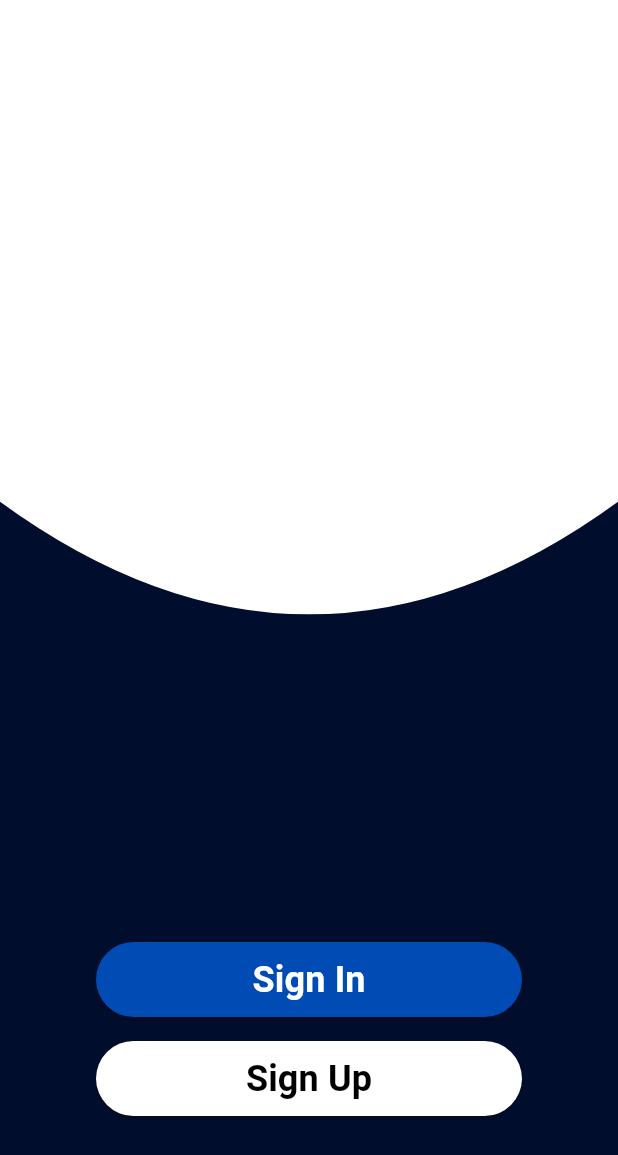
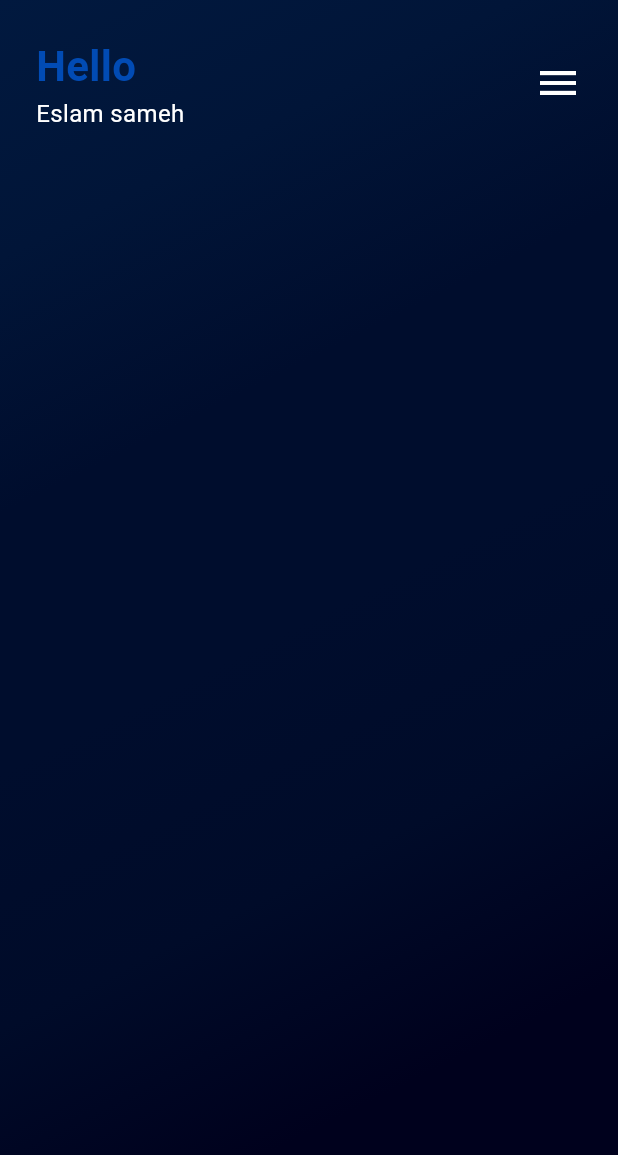
Before and after one commit to mazenanter/ai_tennis, a Flutter app: the screen it shows after launch, on a phone screen of 412 x 824 dp. Shown: the top 1155 px of the screen. Run offline on Flutter 3.47's test engine with Material 3 defaults, Android fonts, the light colour scheme and no system bars; our stand-ins replace bloc, cloud_firestore, conditional_builder_null_safety, dartz, firebase_auth, firebase_core and 4 more; accounts and stored records are empty.

Commit message:
add location and home view and add header widget

```diff
--- a/lib/core/app_routes/app_routes.dart
+++ b/lib/core/app_routes/app_routes.dart
@@ -1,20 +1,23 @@
 import 'package:ai_tennis/features/auth/login/presentation/views/login_view.dart';
 import 'package:ai_tennis/features/auth/login_or_signup/views/login_or_signup_view.dart';
 import 'package:ai_tennis/features/auth/register/presentation/views/register_view.dart';
-import 'package:ai_tennis/features/auth/splash_view.dart';
+import 'package:ai_tennis/features/home/presentation/views/home_view/home_view.dart';
+import 'package:ai_tennis/features/home/presentation/views/location_view/location_view.dart';
 import 'package:go_router/go_router.dart';
 
 abstract class AppRoutes {
   static const kLoginView = '/loginView';
   static const kLoginOrSignUpView = '/loginOrSignUpView';
   static const kRegisterView = '/registerView';
+  static const kLocationView = '/locationView';
+  static const kHomeView = '/homeView';
 
   static final GoRouter router = GoRouter(
     routes: <RouteBase>[
       GoRoute(
         path: '/',
         builder: (context, GoRouterState state) {
-          return const SplashView();
+          return const LocationView();
         },
       ),
       GoRoute(
@@ -35,6 +38,18 @@ abstract class AppRoutes {
           return const RegisterView();
         },
       ),
+      GoRoute(
+        path: kLocationView,
+        builder: (context, GoRouterState state) {
+          return const LocationView();
+        },
+      ),
+      GoRoute(
+        path: kHomeView,
+        builder: (context, GoRouterState state) {
+          return const HomeView();
+        },
+      ),
     ],
   );
 }
--- a/lib/core/utils/app_styles.dart
+++ b/lib/core/utils/app_styles.dart
@@ -1 +1,76 @@
-class AppStyles {}
+import 'package:flutter/material.dart';
+
+class AppStyles {
+  static const TextStyle regular50 = TextStyle(
+    fontWeight: FontWeight.bold,
+    fontSize: 45,
+  );
+  static const TextStyle bold13 = TextStyle(
+    fontWeight: FontWeight.bold,
+    fontSize: 13,
+  );
+  static const TextStyle bold23 = TextStyle(
+    fontWeight: FontWeight.bold,
+    fontSize: 23,
+  );
+
+  static const TextStyle semiBold13 = TextStyle(
+    fontWeight: FontWeight.w600,
+    fontSize: 13,
+  );
+
+  static const TextStyle regular13 = TextStyle(
+    fontWeight: FontWeight.normal,
+    fontSize: 13,
+  );
+
+  static const TextStyle bold16 = TextStyle(
+    fontWeight: FontWeight.bold,
+    fontSize: 16,
+  );
+
+  static const TextStyle bold19 = TextStyle(
+    fontWeight: FontWeight.bold,
+    fontSize: 19,
+  );
+
+  static const TextStyle semiBold16 = TextStyle(
+    fontWeight: FontWeight.w600,
+    fontSize: 16,
+  );
+
+  static const TextStyle bold28 = TextStyle(
+    fontWeight: FontWeight.bold,
+    fontSize: 28,
+  );
+
+  static const TextStyle regular22 = TextStyle(
+    fontWeight: FontWeight.normal,
+    fontSize: 22,
+  );
+
+  static const TextStyle semiBold11 = TextStyle(
+    fontWeight: FontWeight.w600,
+    fontSize: 11,
+  );
+
+  static const TextStyle medium15 = TextStyle(
+    fontWeight: FontWeight.w500,
+    fontSize: 15,
+  );
+
+  static const TextStyle regular26 = TextStyle(
+    fontWeight: FontWeight.normal,
+    fontSize: 26,
+  );
+
+  static const TextStyle regular16 = TextStyle(
+    fontWeight: FontWeight.normal,
+    fontSize: 16,
+  );
+
+  static const TextStyle regular11 = TextStyle(
+    fontWeight: FontWeight.normal,
+    fontSize: 11,
+  );
+}
--- a/lib/features/auth/login/presentation/views/widgets/login_view_body.dart
+++ b/lib/features/auth/login/presentation/views/widgets/login_view_body.dart
@@ -31,7 +31,7 @@ class _LoginViewBodyState extends State<LoginViewBody> {
         listener: (context, state) {
           if (state is LoginUserCubitSuccess) {
             successSnackbar(context, "login successfully");
-            //GoRouter.of(context).push(AppRoutes.kLoginView);
+            context.go(AppRoutes.kLocationView);
           } else if (state is LoginUserCubitError) {
             errorSnackBar(context, state.errMsg);
           }
--- /dev/null
+++ b/lib/features/home/presentation/views/home_view/home_view.dart
@@ -0,0 +1,19 @@
+import 'package:ai_tennis/core/widgets/custom_background_color.dart';
+import 'package:ai_tennis/features/home/presentation/views/widgets/home_view_body.dart';
+import 'package:flutter/material.dart';
+
+class HomeView extends StatelessWidget {
+  const HomeView({super.key});
+
+  @override
+  Widget build(BuildContext context) {
+    return const Scaffold(
+      body: Stack(
+        children: [
+          CustomBackgroundColor(),
+          HomeViewBody(),
+        ],
+      ),
+    );
+  }
+}
--- /dev/null
+++ b/lib/features/home/presentation/views/location_view/location_view.dart
@@ -0,0 +1,19 @@
+import 'package:ai_tennis/core/widgets/custom_background_color.dart';
+import 'package:ai_tennis/features/home/presentation/views/widgets/location_view_body.dart';
+import 'package:flutter/material.dart';
+
+class LocationView extends StatelessWidget {
+  const LocationView({super.key});
+
+  @override
+  Widget build(BuildContext context) {
+    return const Scaffold(
+      body: Stack(
+        children: [
+          CustomBackgroundColor(),
+          LocationViewBody(),
+        ],
+      ),
+    );
+  }
+}
--- /dev/null
+++ b/lib/features/home/presentation/views/widgets/header_widget.dart
@@ -0,0 +1,40 @@
+import 'package:ai_tennis/core/utils/app_colors.dart';
+import 'package:ai_tennis/core/utils/app_styles.dart';
+import 'package:flutter/material.dart';
+
+class HeaderWidget extends StatelessWidget {
+  const HeaderWidget({
+    super.key,
+  });
+
+  @override
+  Widget build(BuildContext context) {
+    return Row(
+      mainAxisAlignment: MainAxisAlignment.spaceBetween,
+      children: [
+        Column(
+          crossAxisAlignment: CrossAxisAlignment.start,
+          children: [
+            Text(
+              'Hello',
+              style: AppStyles.bold28.copyWith(
+                color: AppColors.buttonColor,
+              ),
+            ),
+            Text(
+              'Eslam sameh',
+              style: AppStyles.regular16.copyWith(
+                color: Colors.white,
+              ),
+            ),
+          ],
+        ),
+        const Icon(
+          Icons.menu,
+          color: Colors.white,
+          size: 32,
+        ),
+      ],
+    );
+  }
+}
--- /dev/null
+++ b/lib/features/home/presentation/views/widgets/home_view_body.dart
@@ -0,0 +1,12 @@
+import 'package:flutter/material.dart';
+
+class HomeViewBody extends StatelessWidget {
+  const HomeViewBody({super.key});
+
+  @override
+  Widget build(BuildContext context) {
+    return const Column(
+      children: [],
+    );
+  }
+}
--- /dev/null
+++ b/lib/features/home/presentation/views/widgets/location_view_body.dart
@@ -0,0 +1,20 @@
+import 'package:ai_tennis/features/home/presentation/views/widgets/header_widget.dart';
+import 'package:flutter/material.dart';
+
+class LocationViewBody extends StatelessWidget {
+  const LocationViewBody({super.key});
+
+  @override
+  Widget build(BuildContext context) {
+    return const SafeArea(
+      child: Padding(
+        padding: EdgeInsets.all(24.0),
+        child: Column(
+          children: [
+            HeaderWidget(),
+          ],
+        ),
+      ),
+    );
+  }
+}
```
